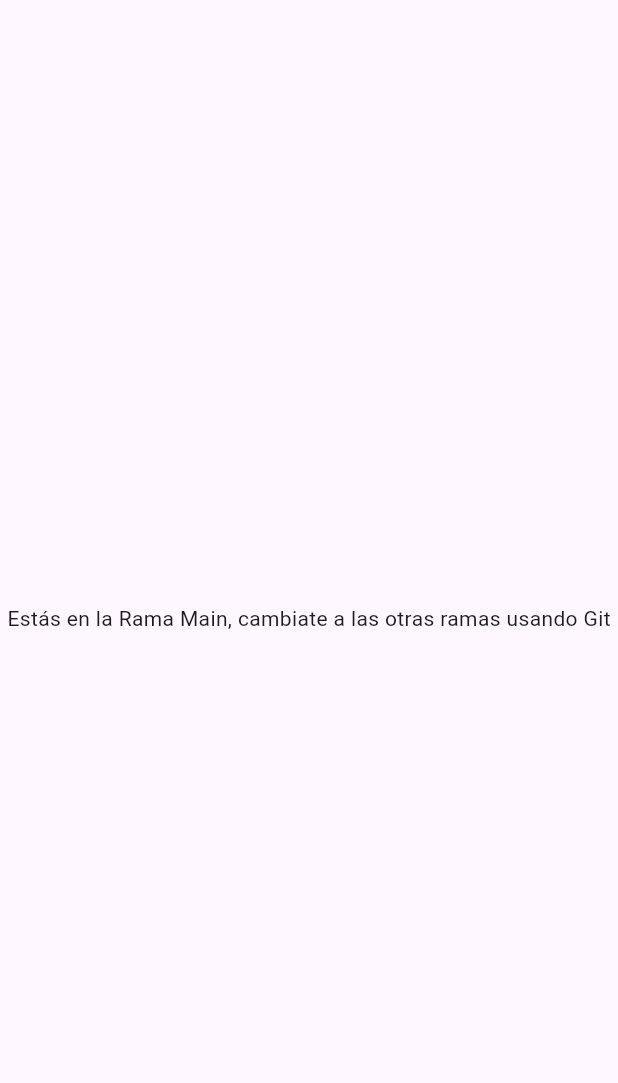
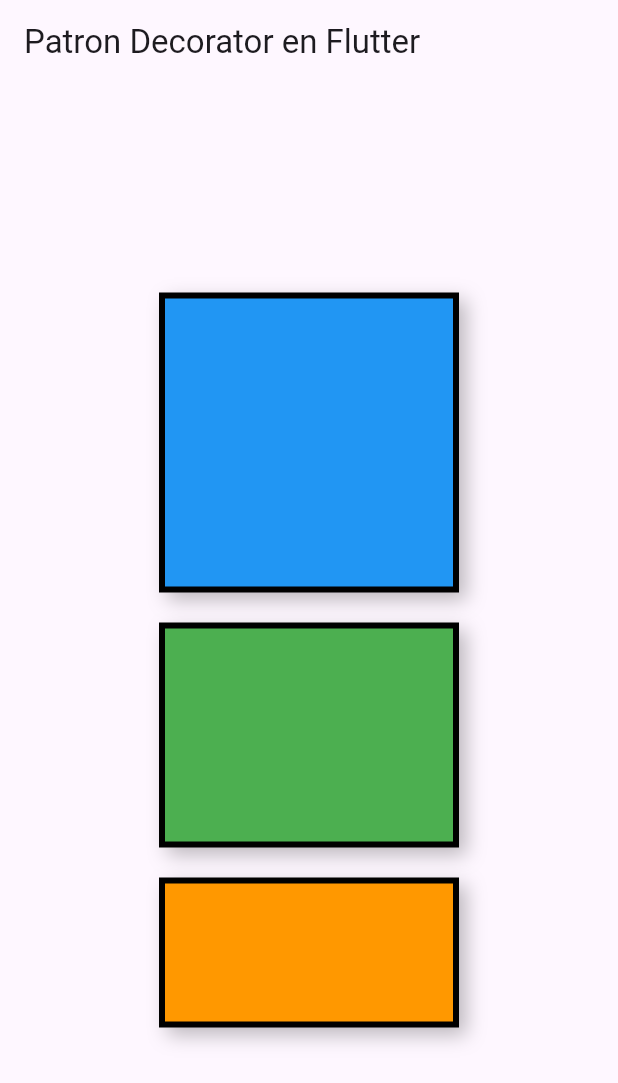
Before and after one commit to narmeshit/patterns, a Flutter app: the screen it shows after launch, on a phone screen of 412 x 824 dp. Shown: the top 1083 px of the screen. Run offline on Flutter 3.47's test engine with Material 3 defaults, Android fonts, the light colour scheme and no system bars.

Commit message:
agregando la rama decorator

```diff
--- /dev/null
+++ b/lib/basic_container.dart
@@ -0,0 +1,33 @@
+import 'package:flutter/material.dart';
+
+class BasicContainer extends StatelessWidget {
+  final double width;
+  final double height;
+  final Color color;
+
+  const BasicContainer({
+    super.key,
+    required this.width,
+    required this.height,
+    required this.color,
+  });
+
+  @override
+  Widget build(BuildContext context) {
+    return Container(
+      width: width,
+      height: height,
+      decoration: BoxDecoration(
+        color: color,
+        border: Border.all(color: Colors.black, width: 4),
+        boxShadow: const [
+          BoxShadow(
+            color: Colors.black26,
+            blurRadius: 10,
+            offset:  Offset(5, 5),
+          ),
+        ],
+      ),
+    );
+  }
+}
--- a/lib/main.dart
+++ b/lib/main.dart
@@ -1,4 +1,5 @@
 import 'package:flutter/material.dart';
+import 'package:patterns/basic_container.dart';
 
 void main() {
   runApp(const MainApp());
@@ -9,10 +10,35 @@
 
   @override
   Widget build(BuildContext context) {
-    return const MaterialApp(
+    return MaterialApp(
+      debugShowCheckedModeBanner: false,
       home: Scaffold(
-        body: Center(
-          child: Text('Estás en la Rama Main, cambiate a las otras ramas usando Git'),
+        appBar: AppBar(
+          title: const Text("Patron Decorator en Flutter"),
+        ),
+        body: const Center(
+          child: Column(
+            mainAxisAlignment: MainAxisAlignment.center,
+            children: [
+              BasicContainer(
+                width: 200,
+                height: 200,
+                color: Colors.blue,
+              ),
+              SizedBox(height: 20),
+              BasicContainer(
+                width: 200,
+                height: 150,
+                color: Colors.green,
+              ),
+              SizedBox(height: 20),
+              BasicContainer(
+                width: 200,
+                height: 100,
+                color: Colors.orange,
+              ),
+            ],
+          ),
         ),
       ),
     );
```
Also changed, not shown: 1 other file.
